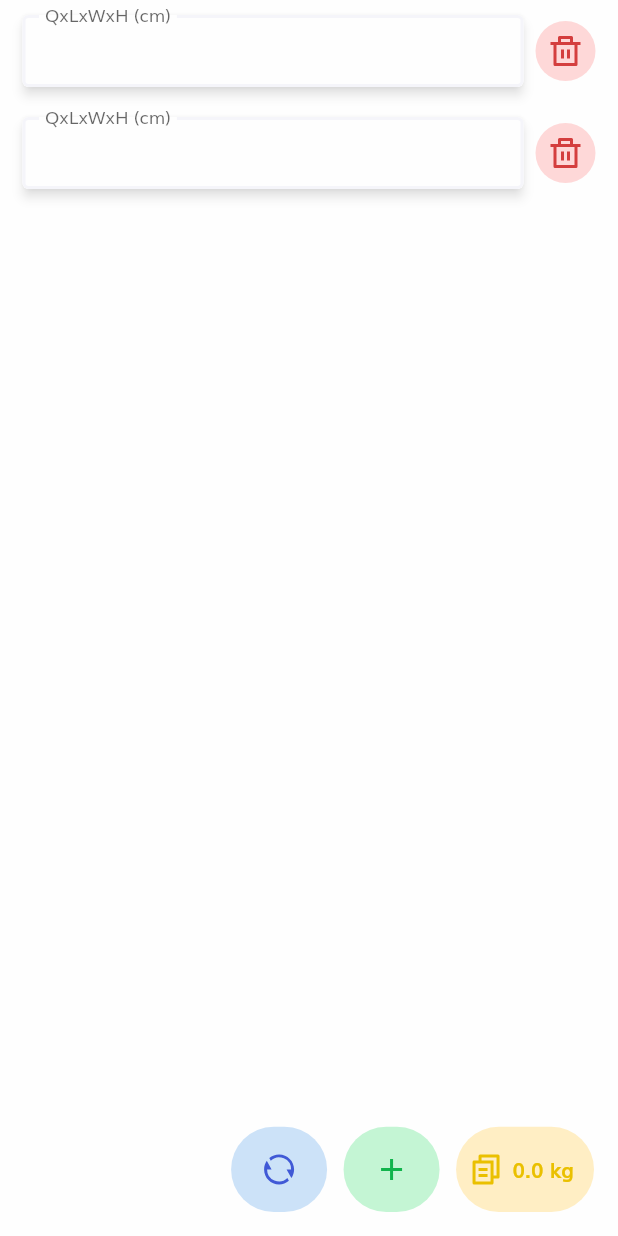
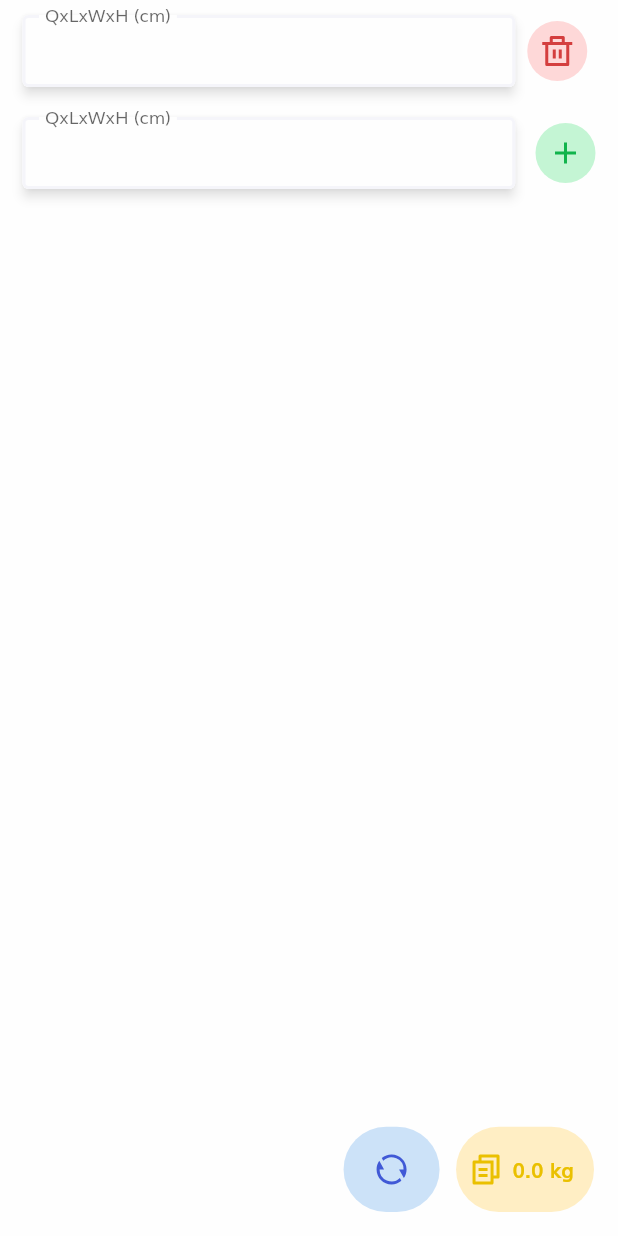
Before and after one commit to a5mir/af-calculator, a Flutter app: the CwSceen screen opened by its route, after a tap on an icon or button, on a phone screen of 412 x 824 dp. Run offline on Flutter 3.47's test engine with Material 2 defaults, Android fonts, the phone set to English and light mode, and no system bars; our stand-ins replace flutter_svg; missing offline and left inert: forex_conversion.

Commit message:
chargable weight list with add and remove buttons

```diff
--- a/lib/screens/cw/cw_screen.dart
+++ b/lib/screens/cw/cw_screen.dart
@@ -15,18 +15,18 @@ class CwSceen extends StatefulWidget {
 }
 
 class _CwSceenState extends State<CwSceen> {
-  List<DimTextField> list = [DimTextField()];
+  final List<TextEditingController> _listController = [];
   double totalCW = 0;
-
-  addField() {
-    list.add(DimTextField());
-    setState(() {});
-  }
 
   sumCW() {
     totalCW = 0;
-    list.forEach((widget) {
-      List<String> qlwh = widget.controller.text.trim().split('x');
+
+    List<String> list = _listController.map((TextEditingController controller) {
+      return controller.text;
+    }).toList();
+
+    for (var text in list) {
+      List<String> qlwh = text.trim().split('x');
       if(qlwh.length == 4 && double.tryParse(qlwh[0]) != null && double.tryParse(qlwh[1]) != null && double.tryParse(qlwh[2]) != null && double.tryParse(qlwh[3]) != null) {
        totalCW += (double.parse(qlwh[0])*(double.parse(qlwh[1]) *double.parse(qlwh[2])*double.parse(qlwh[3])))/6000;
        totalCW = double.parse(totalCW.toStringAsExponential(3));
@@ -39,10 +39,22 @@ class _CwSceenState extends State<CwSceen> {
             bodyText: "Please make sure all fields are filled in correctly.",
             context: context);
       }
-    });
+    }
   }
 
+  @override
+  void initState() {
+    super.initState();
+    _listController.insert(0, TextEditingController());
+  }
 
+  @override
+  void dispose() {
+    for(TextEditingController controller in _listController){
+      controller.dispose();
+    }
+    super.dispose();
+  }
 
   @override
   Widget build(BuildContext context) {
@@ -53,10 +65,14 @@ class _CwSceenState extends State<CwSceen> {
           physics: const BouncingScrollPhysics(
             parent: AlwaysScrollableScrollPhysics(),
           ),
-          itemCount: list.length,
+          itemCount: _listController.length,
           itemBuilder: (_, index) => Padding(
               padding: EdgeInsets.fromLTRB(15, 10, 15, 10),
-              child: list[index])),
+              child: Column(
+                children: [
+                  _textField(index),
+                ],
+              ))),
       floatingActionButton: Row(
         mainAxisAlignment: MainAxisAlignment.end,
         children: [
@@ -78,26 +94,6 @@ class _CwSceenState extends State<CwSceen> {
                     "assets/icons/Refresh.svg",
                     color: kBlueDarkColor,
                   ))),
-          SizedBox(
-            width: getProportionateScreenWidth(10),
-          ),
-          SizedBox(
-            height: getProportionateScreenHeight(56),
-            child: TextButton(
-              style: TextButton.styleFrom(
-                  shape: RoundedRectangleBorder(
-                      borderRadius: BorderRadius.circular(56)),
-                  primary: kGreenDarkColor,
-                  backgroundColor: kGreenLightColor),
-              onPressed: () {
-                addField();
-              },
-              child: SvgPicture.asset(
-                "assets/icons/Add.svg",
-                color: kGreenDarkColor,
-              ),
-            ),
-          ),
           SizedBox(
             width: getProportionateScreenWidth(10),
           ),
@@ -156,24 +152,14 @@ class _CwSceenState extends State<CwSceen> {
       ),
     );
   }
-}
 
-class DimTextField extends StatelessWidget {
-  final Function? press;
-  TextEditingController controller = new TextEditingController();
-  DimTextField({
-    Key? key,
-    this.press,
-  }) : super(key: key);
-
-  @override
-  Widget build(BuildContext context) {
+  Widget _textField(index){
     return Row(
       children: [
         Expanded(
             child: DefaultTextField(
               labelText: "QxLxWxH (cm)",
-          textEditingController: controller,
+              textEditingController: _listController[index],
             )),
         SizedBox(
           width: 5,
@@ -181,22 +167,49 @@ class DimTextField extends StatelessWidget {
         SizedBox(
           width: 3,
         ),
-        Column(
+        Row(
           children: [
-            SizedBox(
+            Visibility(
+              child: SizedBox(
                   width: 40,
                   height: 40,
                   child: TextButton(
-                    onPressed: press as void Function()?,
+                      onPressed: (){
+                        _listController.removeAt(index);
+                        setState(() {
+                        });
+                      },
                       style: TextButton.styleFrom(
                           backgroundColor: kRedLightColor, shape: CircleBorder()),
                       child: SvgPicture.asset(
                         "assets/icons/Delete.svg",
                         color: kRedDarkColor,
-                    ))),
+                      ),),),
+              visible: (index + 1) != _listController.length,
+            ),
+            SizedBox(width: getProportionateScreenWidth(5),),
+            Visibility(
+              child: SizedBox(
+                width: 40,
+                height: 40,
+                child: TextButton(
+                  onPressed: (){
+                    _listController.insert((index+1), TextEditingController());
+                    setState(() {
+                    });
+                  },
+                  style: TextButton.styleFrom(
+                      backgroundColor: kGreenLightColor, shape: CircleBorder()),
+                  child: SvgPicture.asset(
+                    "assets/icons/Add.svg",
+                    color: kGreenDarkColor,
+                  ),),),
+              visible: index +1 == _listController.length,
+            ),
           ],
         ),
       ],
     );
   }
+
 }
```
Lines whose indentation alone changed are shown as unchanged.
